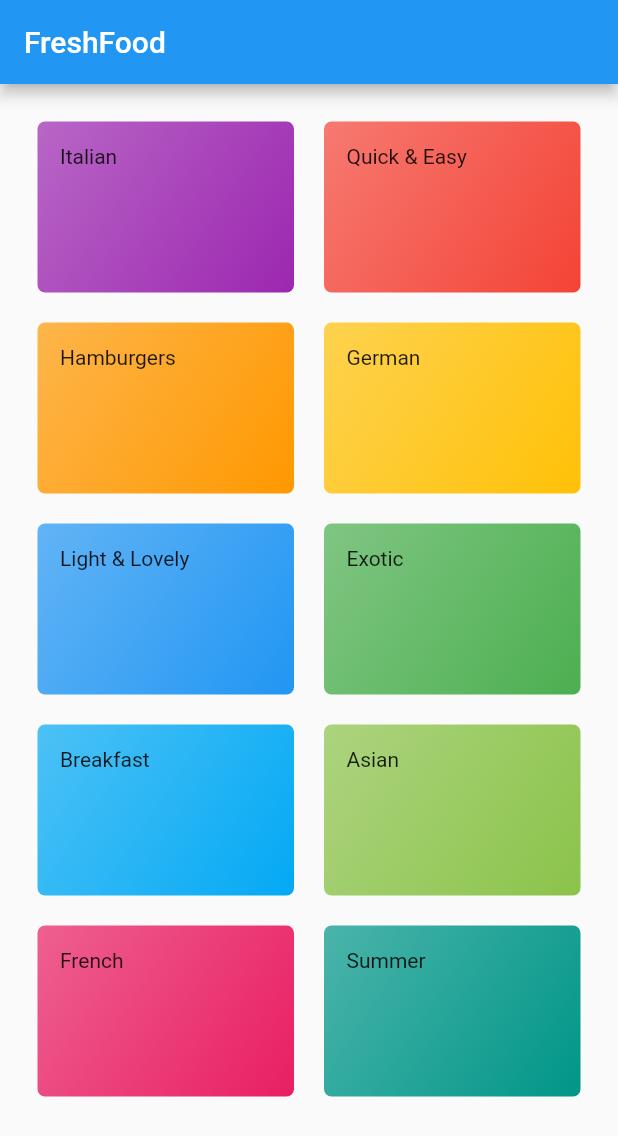
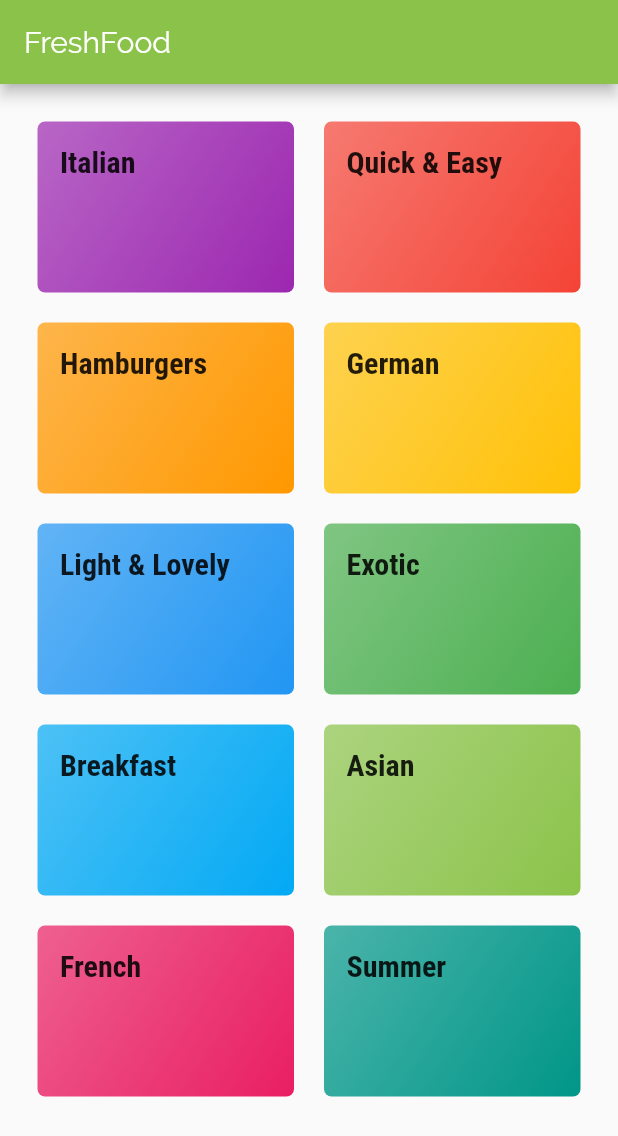
Before and after one commit to ArnabBiswas2303/FreshFoodApp, a Flutter app: the screen it shows after launch, on a phone screen of 412 x 824 dp. Shown: the top 1136 px of the screen. Run offline on Flutter 3.47's test engine with Material 2 defaults, Android fonts, the phone set to English and light mode, and no system bars.

Commit message:
Basic Layout Of Category Page

```diff
--- a/lib/categories.dart
+++ b/lib/categories.dart
@@ -8,7 +8,12 @@ class CategoriesScreen extends StatelessWidget {
   Widget build(BuildContext context) {
     return Scaffold(
       appBar: AppBar(
-        title: const Text("FreshFood"),
+        title: const Text(
+          "FreshFood",
+          style: TextStyle(
+            color: Colors.white,
+          ),
+        ),
       ),
       body: GridView(
         padding: EdgeInsets.all(25),
--- a/lib/category_item.dart
+++ b/lib/category_item.dart
@@ -18,7 +18,10 @@ class CategoryItem extends StatelessWidget {
         ),
         borderRadius: BorderRadius.circular(5),
       ),
-      child: Text(title),
+      child: Text(
+        title,
+        style: Theme.of(context).textTheme.title,
+      ),
     );
   }
 }
--- a/lib/main.dart
+++ b/lib/main.dart
@@ -10,7 +10,23 @@ class MyApp extends StatelessWidget {
     return MaterialApp(
       title: 'FreshFood',
       theme: ThemeData(
-        primarySwatch: Colors.blue,
+        primarySwatch: Colors.lightGreen,
+        fontFamily: 'Raleway',
+        accentColor: Colors.amber,
+        // canvasColor: Color.fromRGBO(255, 254, 229, 1),
+        textTheme: TextTheme(
+          body1: TextStyle(
+            color: Color.fromRGBO(20, 51, 51, 1),
+          ),
+          body2: TextStyle(
+            color: Color.fromRGBO(20, 51, 51, 1),
+          ),
+          title: TextStyle(
+            fontFamily: 'RobotoCondensed',
+            fontSize: 20,
+            fontWeight: FontWeight.bold,
+          ),
+        ),
       ),
       home: CategoriesScreen(),
     );
```
Also changed, not shown: pubspec.yaml (+17 -12 lines), assets/fonts/Raleway-Black.ttf (added), assets/fonts/Raleway-Bold.ttf (added), assets/fonts/Raleway-Regular.ttf (added), assets/fonts/RobotoCondensed-Bold.ttf (added), assets/fonts/RobotoCondensed-Italic.ttf (added), assets/fonts/RobotoCondensed-Light.ttf (added), assets/fonts/RobotoCondensed-Regular.ttf (added).
